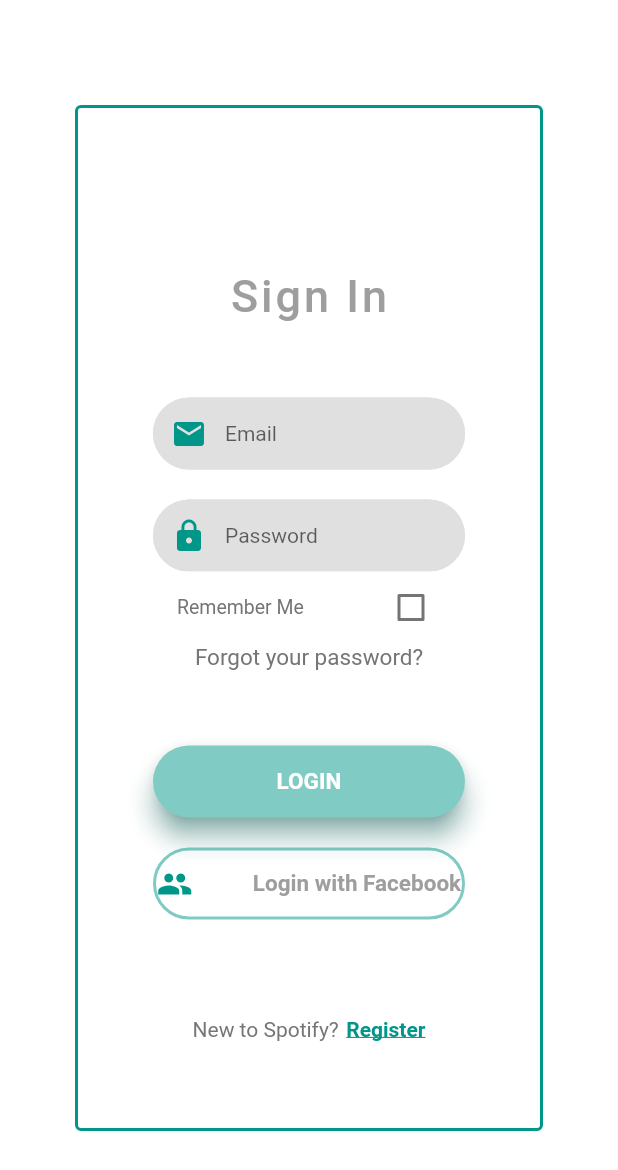
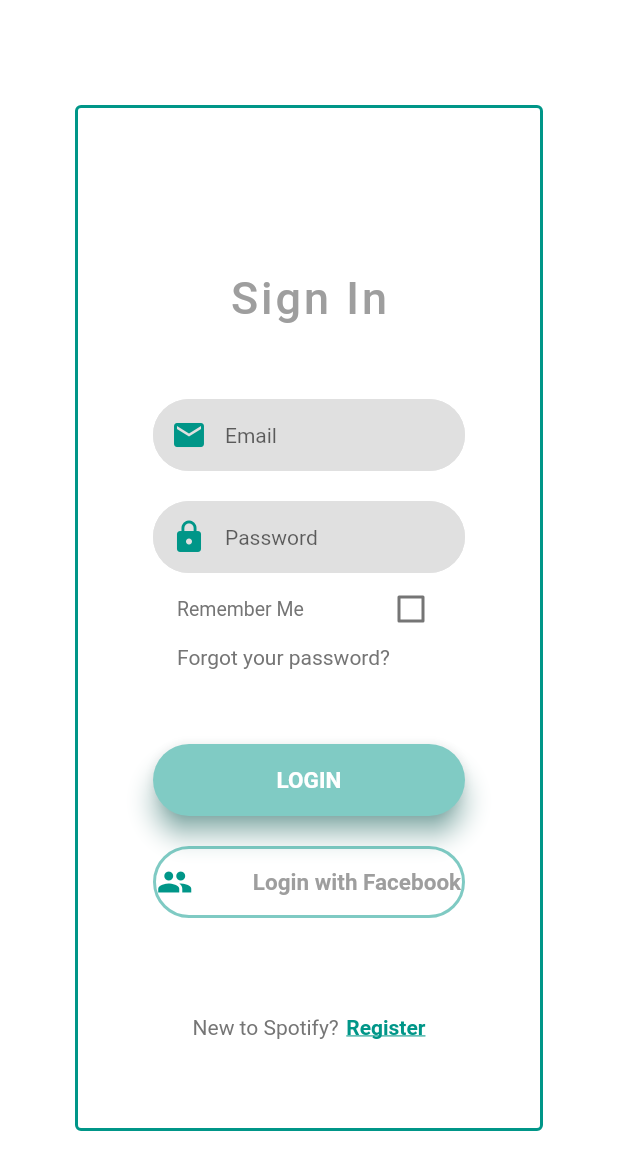
Before and after one commit to lucynaaleksandra/flutter_login, a Flutter app: the screen it shows after launch, on a phone screen of 412 x 824 dp. Shown: the top 1170 px of the screen. Run offline on Flutter 3.47's test engine with Material 2 defaults, Android fonts, the phone set to English and light mode, and no system bars.

Commit message:
positioned forgot password

```diff
--- a/lib/forgot_password.dart
+++ b/lib/forgot_password.dart
@@ -4,13 +4,17 @@ class ForgotPassword extends StatelessWidget {
   @override
   Widget build(BuildContext context) {
     return Container(
+      padding: EdgeInsets.symmetric(horizontal: 16),
+      child: Align(
+        alignment: Alignment.centerLeft,
         child: Text(
           'Forgot your password?',
           style: TextStyle(
             fontWeight: FontWeight.w400,
-          fontSize: 15.0,
+            fontSize: 14.0,
             fontFamily: 'Roboto',
             color: Colors.grey[600],
+          ),
         ),
       ),
     );
```
Lines whose indentation alone changed are shown as unchanged.
